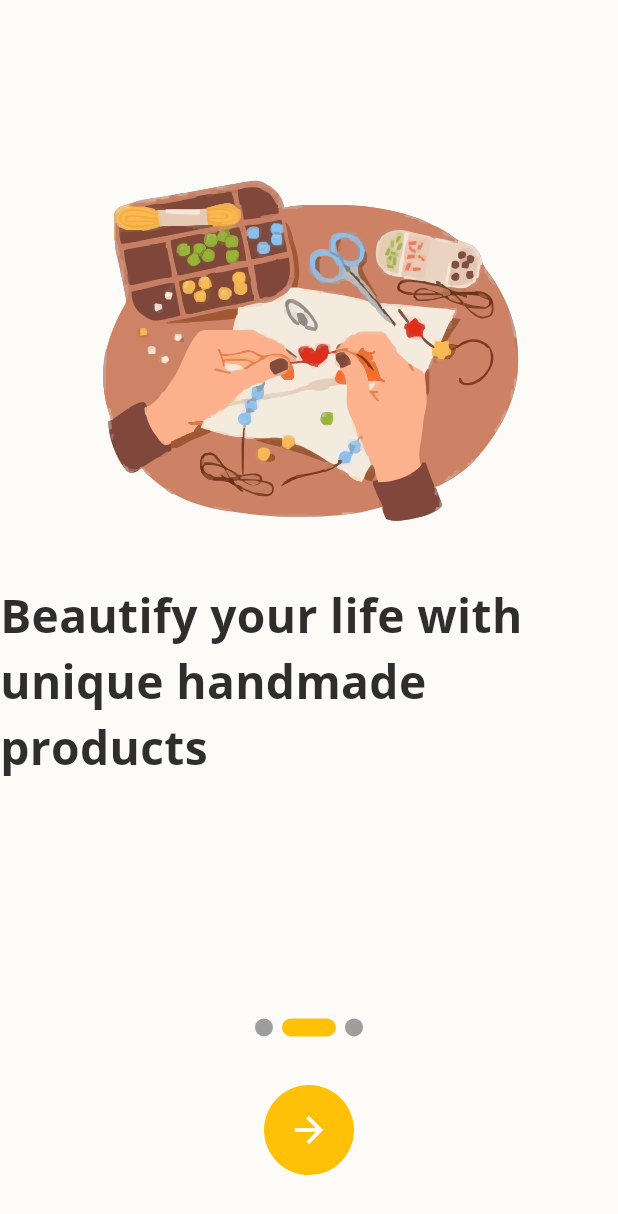
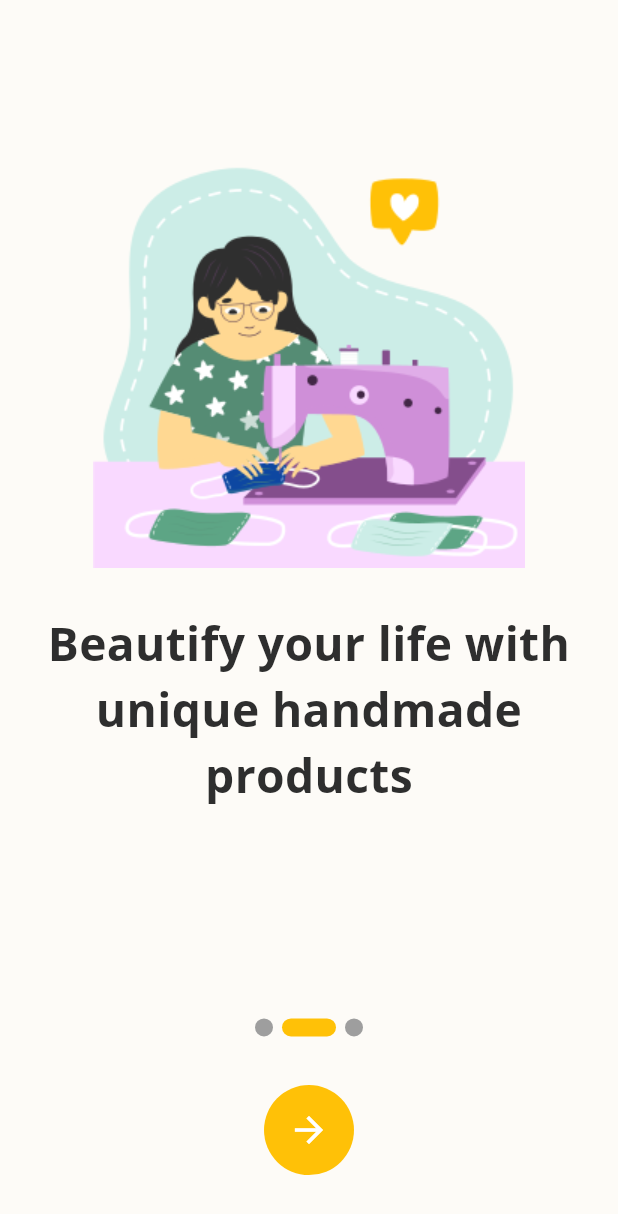
Before and after one commit to waleedadel222/Anamel, a Flutter app: the screen it shows after launch, swiped to page 2, on a phone screen of 412 x 824 dp. Shown: the top 1214 px of the screen. Run offline on Flutter 3.47's test engine with Material 3 defaults, Android fonts, the phone set to English and light mode, and no system bars; drawn by our look-alikes of smooth_page_indicator; our stand-ins replace cloud_firestore, equatable, firebase_auth, firebase_core, flutter_bloc, flutter_screenutil and 4 more; accounts and stored records are empty.

Commit message:
adjust onboarding images

```diff
--- a/lib/core/const/app_assets_path.dart
+++ b/lib/core/const/app_assets_path.dart
@@ -1,9 +1,10 @@
 class AppAssetsPath {
+
   // app images
   static String anamelCoverImage = "assets/images/anamel_cover.svg";
-  static String onboardingImage_1 = "assets/images/onboarding_1.svg";
-  static String onboardingImage_2 = "assets/images/onboarding_2.svg";
-  static String onboardingImage_3 = "assets/images/onboarding_3.svg";
+  static String onboardingImage_1 = "assets/images/onboarding_1.png";
+  static String onboardingImage_2 = "assets/images/onboarding_2.png";
+  static String onboardingImage_3 = "assets/images/onboarding_3.png";
 
   // app icons
   static String googleIcon = "assets/icons/google_ic.svg";
--- a/lib/screens/onboarding_screen.dart
+++ b/lib/screens/onboarding_screen.dart
@@ -3,7 +3,6 @@ import 'package:anamel/core/routes/app_routing.dart';
 import 'package:anamel/core/styling/app_styles.dart';
 import 'package:flutter/material.dart';
 import 'package:flutter_screenutil/flutter_screenutil.dart';
-import 'package:flutter_svg/svg.dart';
 import 'package:go_router/go_router.dart';
 import 'package:smooth_page_indicator/smooth_page_indicator.dart';
 
@@ -25,7 +24,7 @@ class _OnboardingScreenState extends State<OnboardingScreen> {
       "title": "Welcome to Anamel"
     },
     {
-      "image": AppAssetsPath.onboardingImage_3,
+      "image": AppAssetsPath.onboardingImage_2,
       "title": "Beautify your life with unique handmade products ",
     },
     {
@@ -57,21 +56,23 @@ class _OnboardingScreenState extends State<OnboardingScreen> {
                     child: Column(
                       mainAxisAlignment: MainAxisAlignment.center,
                       children: [
-                        // Image.asset(item["image"]!, height: 280),
-                        SvgPicture.asset(
-                          item["image"]!,
-                          height: 250.h,
-                          width: 300.w,
-                        ),
+                        Image.asset(item["image"]!, height: 290.h),
+                        // SvgPicture.asset(
+                        //   item["image"]!,
+                        //   height: 250.h,
+                        //   width: 300.w,
+                        // ),
 
-                        SizedBox(height: 28.h),
+                        SizedBox(height: 24.h),
 
                         Text(
+                          textAlign: TextAlign.center,
                           item["title"]!,
                           style: AppStyles.logoTitleStyle.copyWith(
                             fontSize: 28.sp,
                           ),
                         ),
+
                         SizedBox(height: 28.h),
                       ],
                     ),
```
Also changed, not shown: assets/images/onboarding_1.png (added), assets/images/onboarding_1.svg (deleted), assets/images/onboarding_2.png (added), assets/images/onboarding_2.svg (deleted), assets/images/onboarding_3.png (added), assets/images/onboarding_3.svg (deleted).
